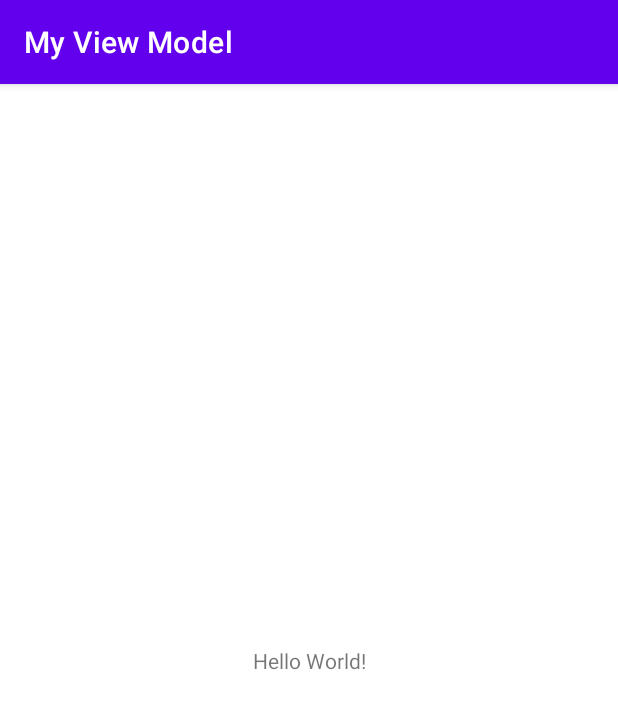
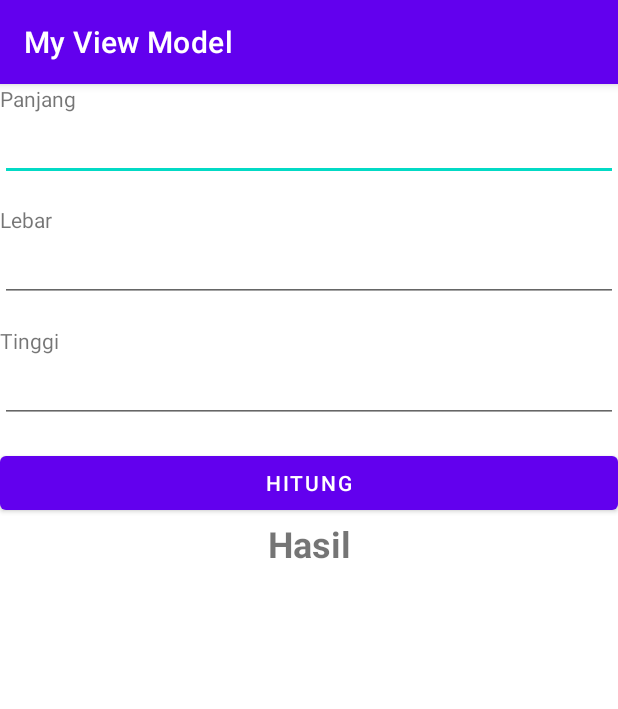
Before and after one commit to are-one/my-view-model, an Android app: the screen it shows after launch (MainActivity), on a phone screen of 412 x 824 dp. Shown: the top 709 px of the screen. Run offline under Robolectric (Android 15) with nearby library versions, the phone set to English and light mode, and no system bars.

Commit message:
[UPDATE] layout and resource string project app

```diff
--- a/app/src/main/res/layout/activity_main.xml
+++ b/app/src/main/res/layout/activity_main.xml
@@ -1,18 +1,64 @@
 <?xml version="1.0" encoding="utf-8"?>
-<androidx.constraintlayout.widget.ConstraintLayout xmlns:android="http://schemas.android.com/apk/res/android"
+<LinearLayout xmlns:android="http://schemas.android.com/apk/res/android"
     xmlns:app="http://schemas.android.com/apk/res-auto"
     xmlns:tools="http://schemas.android.com/tools"
     android:layout_width="match_parent"
     android:layout_height="match_parent"
+    android:orientation="vertical"
     tools:context=".MainActivity">
 
     <TextView
-        android:layout_width="wrap_content"
+        android:layout_width="match_parent"
         android:layout_height="wrap_content"
-        android:text="Hello World!"
-        app:layout_constraintBottom_toBottomOf="parent"
-        app:layout_constraintEnd_toEndOf="parent"
-        app:layout_constraintStart_toStartOf="parent"
-        app:layout_constraintTop_toTopOf="parent" />
+        android:text="@string/length" />
 
-</androidx.constraintlayout.widget.ConstraintLayout>
+    <EditText
+        android:id="@+id/edt_length"
+        android:layout_width="match_parent"
+        android:layout_height="wrap_content"
+        android:layout_marginBottom="16dp"
+        android:inputType="numberDecimal"
+        android:lines="1" />
+
+    <TextView
+        android:layout_width="match_parent"
+        android:layout_height="wrap_content"
+        android:text="@string/width" />
+
+    <EditText
+        android:id="@+id/edt_width"
+        android:layout_width="match_parent"
+        android:layout_height="wrap_content"
+        android:layout_marginBottom="16dp"
+        android:inputType="numberDecimal"
+        android:lines="1" />
+
+    <TextView
+        android:layout_width="match_parent"
+        android:layout_height="wrap_content"
+        android:text="@string/height" />
+
+    <EditText
+        android:id="@+id/edt_height"
+        android:layout_width="match_parent"
+        android:layout_height="wrap_content"
+        android:layout_marginBottom="16dp"
+        android:inputType="numberDecimal"
+        android:lines="1" />
+
+    <Button
+        android:id="@+id/btn_calculate"
+        android:layout_width="match_parent"
+        android:layout_height="wrap_content"
+        android:text="@string/calculate" />
+
+    <TextView
+        android:id="@+id/tv_result"
+        android:layout_width="match_parent"
+        android:layout_height="wrap_content"
+        android:gravity="center"
+        android:text="@string/result"
+        android:textSize="24sp"
+        android:textStyle="bold" />
+
+</LinearLayout>
--- a/app/src/main/res/values/strings.xml
+++ b/app/src/main/res/values/strings.xml
@@ -1,3 +1,8 @@
 <resources>
     <string name="app_name">My View Model</string>
+    <string name="width">Lebar</string>
+    <string name="result">Hasil</string>
+    <string name="calculate">Hitung</string>
+    <string name="height">Tinggi</string>
+    <string name="length">Panjang</string>
 </resources>
```
